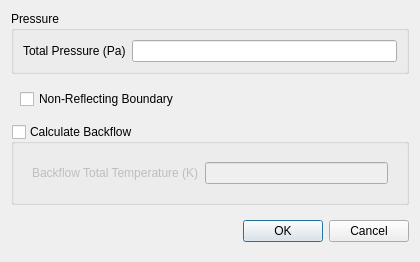
Before: the Qt Designer form baramFlow/view/setup/boundary_conditions/pressure_outlet_dialog.ui in nextfoam/baram, drawn with Qt 5.
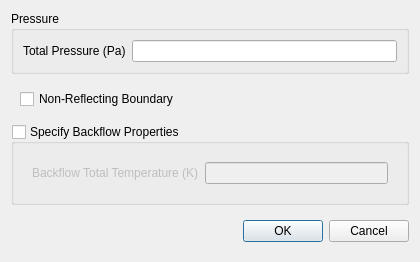
After: the same form once the commit is applied.

Commit message: It's not calculation but specifying values

What changed in the file:
```diff
--- a/baramFlow/view/setup/boundary_conditions/pressure_outlet_dialog.ui
+++ b/baramFlow/view/setup/boundary_conditions/pressure_outlet_dialog.ui
@@ -70,7 +70,7 @@
       <item>
        <widget class="QGroupBox" name="calculateBackflow">
         <property name="title">
-         <string>Calculate Backflow</string>
+         <string>Specify Backflow Properties</string>
         </property>
         <property name="checkable">
          <bool>true</bool>
```
